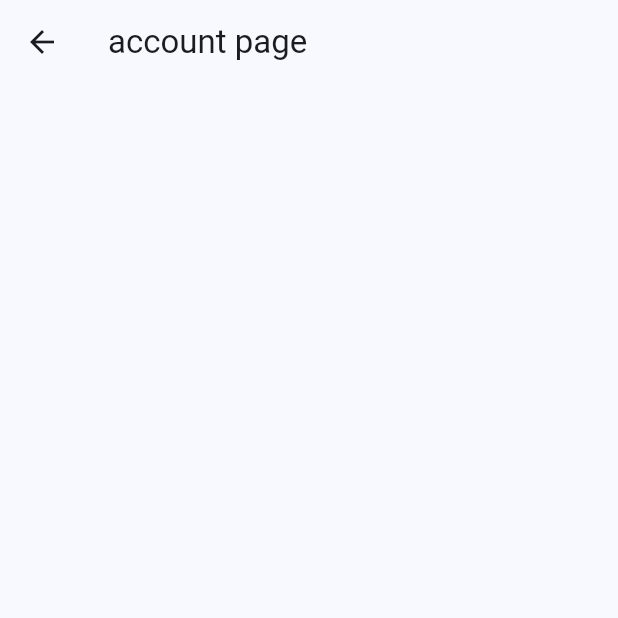
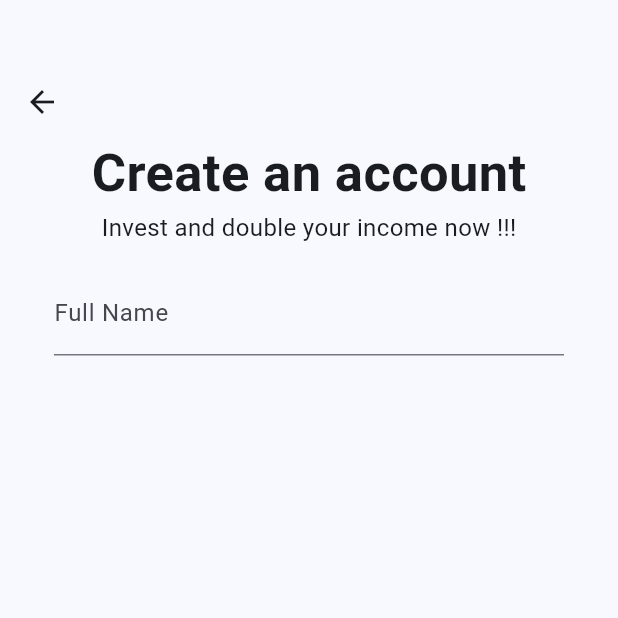
Before and after one commit to nwamama8148/basic_one, a Flutter app: the screen it shows after launch, after a tap on "Create Account", on a phone screen of 412 x 824 dp, the top half of it. Run offline on Flutter 3.47's test engine with Material 3 defaults, Android fonts, the phone set to English and light mode, and no system bars; Roboto replaces fonts that are missing (Sans Dm).

Commit message:
'second'

```diff
--- a/lib/create_account.dart
+++ b/lib/create_account.dart
@@ -1,12 +1,79 @@
 import 'package:flutter/material.dart';
 
-class CreateAccount extends StatelessWidget {
+class CreateAccount extends StatefulWidget {
   const CreateAccount({super.key});
 
   @override
+  State<CreateAccount> createState() => _CreateAccountState();
+}
+
+class _CreateAccountState extends State<CreateAccount> {
+  final _formKey = GlobalKey();
+  @override
   Widget build(BuildContext context) {
-    return Scaffold(
-      appBar: AppBar(title: const Text('account page'),),
+    return SafeArea(
+      child: Scaffold(
+        // appBar: AppBar(),
+        body: Stack(
+          children: <Widget>[
+            Positioned(
+              top: 40, // Adjust this value to bring the AppBar down
+              left: 0,
+              right: 0,
+              child: AppBar(),
+            ),
+            Padding(
+              padding:
+                  const EdgeInsets.only(left: 18.0, right: 18.0, top: 90.0),
+              child: Column(
+                children: [
+                  // HEADER TEXT SECTION HERE
+                  const Center(
+                    child: Text(
+                      'Create an account',
+                      style: TextStyle(
+                        fontFamily: 'Sans Dm',
+                        fontWeight: FontWeight.bold,
+                        fontSize: 35.0,
+                      ),
+                    ),
+                  ),
+
+                  const Center(
+                    child: Text(
+                      'Invest and double your income now !!!',
+                      style: TextStyle(
+                        fontFamily: 'Sans Dm',
+                        fontWeight: FontWeight.normal,
+                        fontSize: 16.0,
+                      ),
+                    ),
+                  ),
+                  // HEADER TEXT SECTION ENDS HERE
+
+                  // FORM FIELDS HERE
+                  Form(
+                    key: _formKey,
+                    child: Column(
+                      children: [
+                        Padding(
+                          padding: const EdgeInsets.all(18.0),
+                          child: TextFormField(
+                            decoration: const InputDecoration(
+                              labelText: 'Full Name',
+                              hintText: 'Enter your full name',
+                            ),
+                          ),
+                        )
+                      ],
+                    ),
+                  )
+                ],
+              ),
+            ),
+          ],
+        ),
+      ),
     );
   }
 }
--- /dev/null
+++ b/lib/drawer_page.dart
@@ -0,0 +1,10 @@
+import 'package:flutter/material.dart';
+
+class DrawerPage extends StatelessWidget {
+  const DrawerPage({super.key});
+
+  @override
+  Widget build(BuildContext context) {
+    return Scaffold();
+  }
+}
--- a/lib/main.dart
+++ b/lib/main.dart
@@ -1,8 +1,5 @@
-import 'package:basic_one/my_home_page.dart';
 import 'package:basic_one/splash_screen.dart';
 import 'package:flutter/material.dart';
-
-
 
 void main() {
   runApp(const MyApp());
@@ -22,9 +19,7 @@ class MyApp extends StatelessWidget {
         useMaterial3: true,
       ),
       home: const SplashScreen(),
-      routes: {
-        '/home': (context) =>const MyHomePage()
-      },
+      routes: {'/home': (context) => const SplashScreen()},
     );
   }
 }
--- /dev/null
+++ b/lib/welcome_page.dart
@@ -0,0 +1,10 @@
+import 'package:flutter/material.dart';
+
+class WelcomePage extends StatelessWidget {
+  const WelcomePage({super.key});
+
+  @override
+  Widget build(BuildContext context) {
+    return Scaffold();
+  }
+}
```
